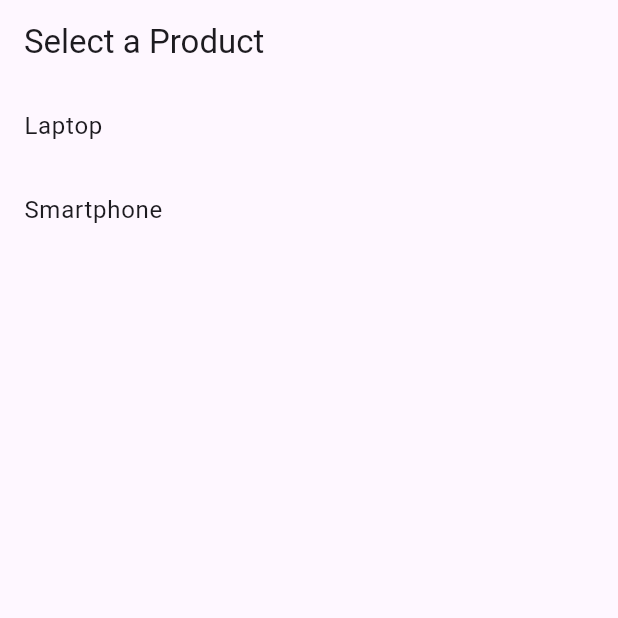
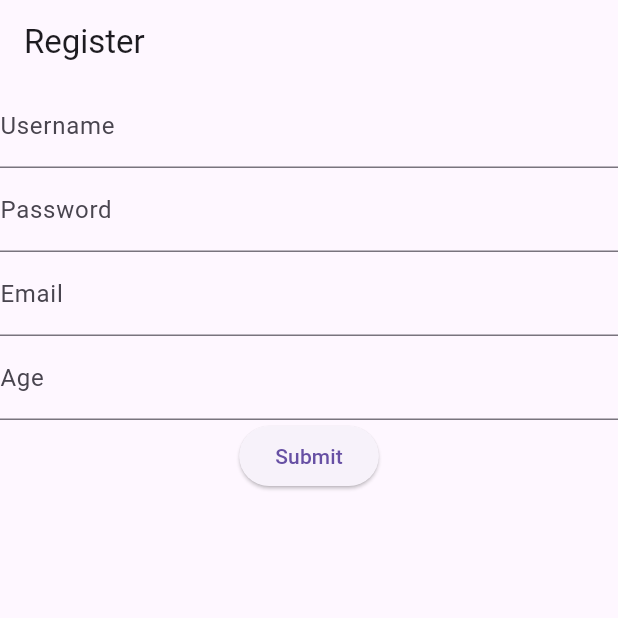
Before and after one commit to lonaveer/lab-basic-test-mobile-flutter-02, a Flutter app: the screen it shows after launch, on a phone screen of 412 x 824 dp, the top half of it. Run offline on Flutter 3.47's test engine with Material 3 defaults, Android fonts, the phone set to English and light mode, and no system bars.

Commit message:
lab02-question-04

```diff
--- a/lib/main.dart
+++ b/lib/main.dart
@@ -1,13 +1,15 @@
 import 'package:flutter/material.dart';
 // import 'package:my_flutter_app/pages/product_page.dart';
 // import 'package:my_flutter_app/pages/shopping_page.dart';
-import 'package:my_flutter_app/pages/shopping_page_2.dart';
+// import 'package:my_flutter_app/pages/shopping_page_2.dart';
+import 'package:my_flutter_app/pages/register_page.dart';
 
 void main() {
   // runApp(const MyApp());
   // runApp(ProductListApp());
   // runApp(ShoppingApp());
-  runApp(ShoppingApp2());
+  // runApp(ShoppingApp2());
+  runApp(RegisterPageApp());
 }
 
 class MyApp extends StatelessWidget {
--- /dev/null
+++ b/lib/pages/register_page.dart
@@ -0,0 +1,83 @@
+import 'package:flutter/material.dart';
+import 'package:my_flutter_app/pages/confirmation_page.dart';
+
+void main() {
+  runApp(RegisterPageApp());
+}
+
+class RegisterPageApp extends StatelessWidget {
+  @override
+  Widget build(BuildContext context) {
+    return MaterialApp(
+      home: RegisterPage(),
+    );
+  }
+}
+
+class RegisterPage extends StatefulWidget {
+  @override
+  _RegisterPageState createState() => _RegisterPageState();
+}
+
+class _RegisterPageState extends State<RegisterPage> {
+  final _formKey = GlobalKey<FormState>();
+  String _username = '';
+  String _password = '';
+  String _email = '';
+  int? _age;
+
+  void _submit() {
+    if (_formKey.currentState!.validate()) {
+      _formKey.currentState!.save(); // บันทึกข้อมูลจากฟอร์ม
+      Navigator.of(context).push(
+        MaterialPageRoute(builder: (context) => ConfirmationPage()),
+      ); // นำทางไปยังหน้ายืนยัน
+    }
+  }
+
+  @override
+  Widget build(BuildContext context) {
+    return Scaffold(
+      appBar: AppBar(title: Text('Register')),
+      body: SingleChildScrollView( // ใช้ SingleChildScrollView เพื่อหลีกเลี่ยง overflow เมื่อแป้นพิมพ์ปรากฏ
+        child: Form(
+          key: _formKey,
+          child: Column(
+            children: <Widget>[
+              TextFormField(
+                decoration: InputDecoration(labelText: 'Username'),
+                onSaved: (value) => _username = value!,
+                validator: (value) => value!.isEmpty ? 'Please enter your username' : null,
+              ),
+              TextFormField(
+                decoration: InputDecoration(labelText: 'Password'),
+                obscureText: true,
+                onSaved: (value) => _password = value!,
+                validator: (value) => value!.isEmpty ? 'Please enter your password' : null,
+              ),
+              TextFormField(
+                decoration: InputDecoration(labelText: 'Email'),
+                keyboardType: TextInputType.emailAddress,
+                onSaved: (value) => _email = value!,
+                validator: (value) => value!.contains('@') ? null : 'Please enter a valid email',
+              ),
+              TextFormField(
+                decoration: InputDecoration(labelText: 'Age'),
+                keyboardType: TextInputType.number,
+                onSaved: (value) => _age = int.tryParse(value!),
+                validator: (value) {
+                  final num = int.tryParse(value!);
+                  return num != null && num > 0 ? null : 'Please enter a valid age';
+                },
+              ),
+              ElevatedButton(
+                onPressed: _submit,
+                child: Text('Submit'),
+              ),
+            ],
+          ),
+        ),
+      ),
+    );
+  }
+}
```
Also changed, not shown: lib/pages/confirmation_page.dart (added, +11 -0 lines), 1 other file.
